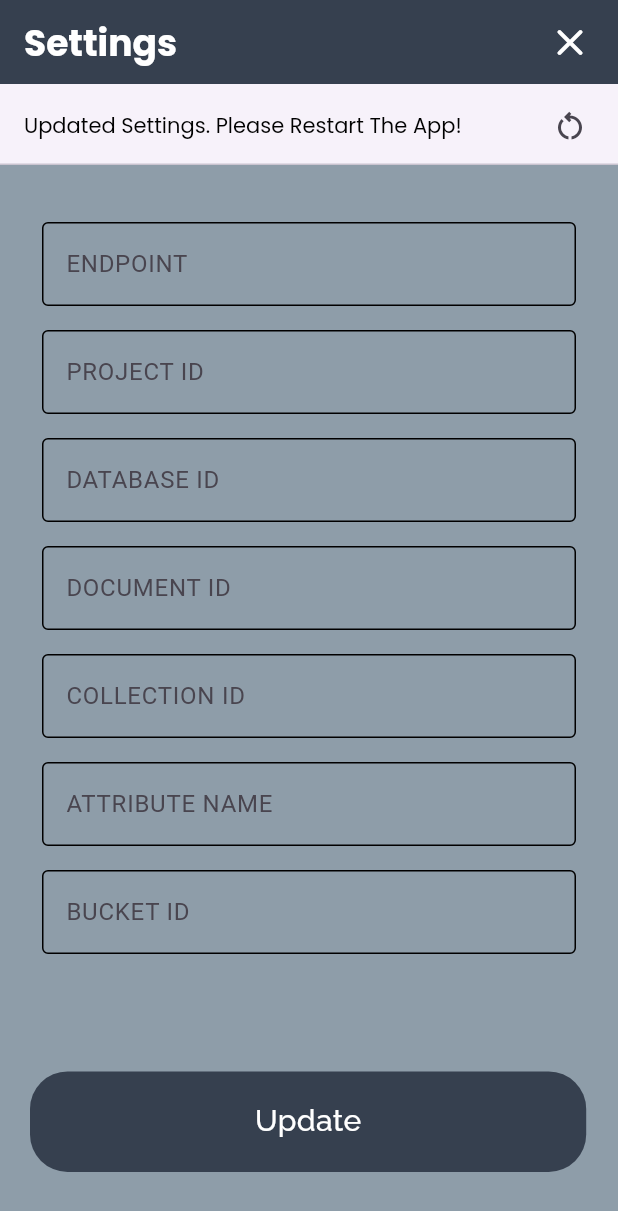
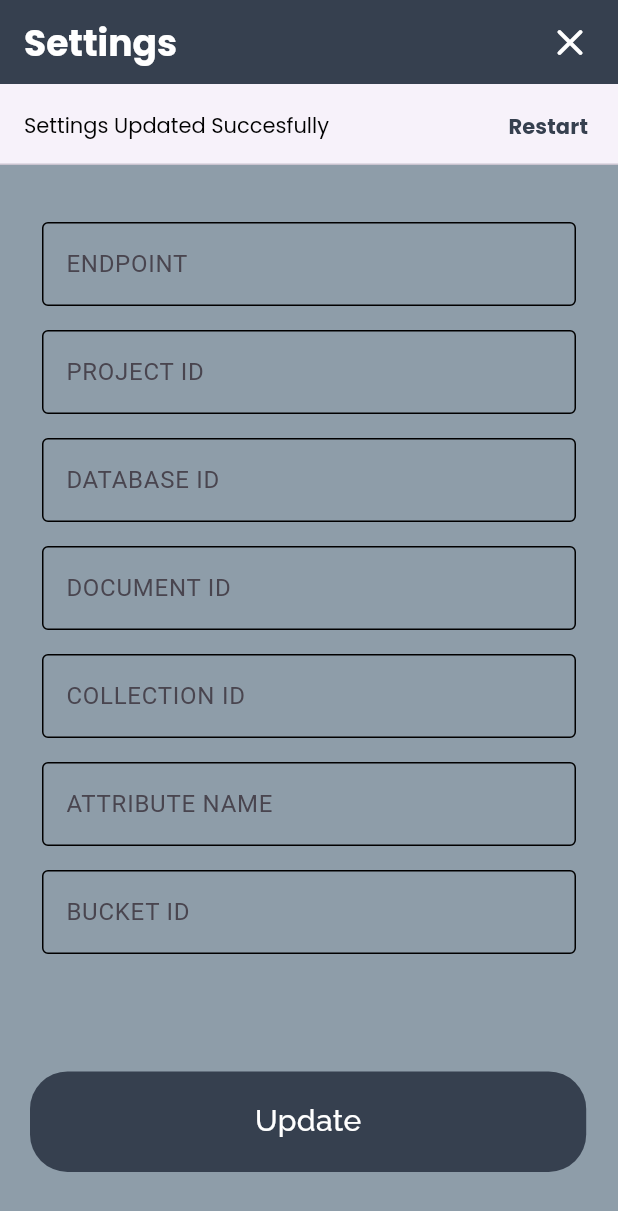
Before and after one commit to Ram3ez/ClipFile, a Flutter app: the SettingsPage screen opened directly, after a tap on "Update", on a phone screen of 412 x 824 dp. Shown: the top 1211 px of the screen. Run offline on Flutter 3.47's test engine with Material 3 defaults, Android fonts, the phone set to English and light mode, and no system bars; our stand-ins replace appwrite, file_picker, google_fonts, hive_flutter, image_picker, liquid_pull_to_refresh and 1 more; missing offline and left inert: quick_actions, restart_app, window_manager; accounts and stored records are empty; network calls fail.

Commit message:
misc updates to settings

```diff
--- a/lib/main.dart
+++ b/lib/main.dart
@@ -3,7 +3,6 @@ import 'package:clipfile/pages/settings_page.dart';
 import 'package:clipfile/secrets.dart';
 import 'package:file_picker/file_picker.dart';
 import 'package:flutter/material.dart';
-import 'package:google_fonts/google_fonts.dart';
 import 'package:hive_flutter/hive_flutter.dart';
 import 'package:provider/provider.dart';
 import 'package:clipfile/providers/clip_data_provider.dart';
@@ -86,7 +85,6 @@ class _MainAppState extends State<MainApp> {
   void initHive() async {
     Box<String> settingsBox = Hive.box("settings");
     if (settingsBox.isEmpty) {
-      print("Empty");
       settingsBox.put("endpoint", Secrets.endpoint);
       settingsBox.put("projectID", Secrets.projectID);
       settingsBox.put("databaseID", Secrets.databaseID);
--- a/lib/pages/settings_page.dart
+++ b/lib/pages/settings_page.dart
@@ -3,9 +3,9 @@ import 'dart:io';
 import 'package:clipfile/components/custom_button.dart';
 import 'package:clipfile/components/custom_text_field.dart';
 import 'package:flutter/material.dart';
+import 'package:flutter/services.dart';
 import 'package:google_fonts/google_fonts.dart';
 import 'package:hive_flutter/hive_flutter.dart';
-import 'package:flutter_exit_app/flutter_exit_app.dart';
 import 'package:restart_app/restart_app.dart';
 
 class SettingsPage extends StatefulWidget {
@@ -39,8 +39,13 @@ class _SettingsPageState extends State<SettingsPage> {
         color: Colors.black,
       ),
       actions: [
-        IconButton(
+        isUpdated
+            ? TextButton(
                 onPressed: () {
+                  if (Platform.isWindows) {
+                    exit(1);
+                  }
+
                   if (Platform.isAndroid || Platform.isIOS) {
                     //isUpdated ? FlutterExitApp.exitApp() : 1;
                     isUpdated
@@ -50,6 +55,17 @@ class _SettingsPageState extends State<SettingsPage> {
                           )
                         : 1;
                   }
+                  ScaffoldMessenger.of(context).hideCurrentMaterialBanner();
+                },
+                child: Text(
+                  "Restart",
+                  style: GoogleFonts.poppins(
+                    fontWeight: FontWeight.bold,
+                    color: Theme.of(context).secondaryHeaderColor,
+                  ),
+                ))
+            : IconButton(
+                onPressed: () {
                   ScaffoldMessenger.of(context).hideCurrentMaterialBanner();
                 },
                 icon: isUpdated && (Platform.isIOS || Platform.isAndroid)
@@ -64,6 +80,7 @@ class _SettingsPageState extends State<SettingsPage> {
     return Scaffold(
       appBar: AppBar(
         automaticallyImplyLeading: false,
+        centerTitle: false,
         backgroundColor: Theme.of(context).secondaryHeaderColor,
         title: Text(
           "Settings",
@@ -217,14 +234,13 @@ class _SettingsPageState extends State<SettingsPage> {
                                 setState(() {});
                                 ScaffoldMessenger.of(context)
                                     .showMaterialBanner(
-                                  banner(
-                                      "Updated Settings. Please Restart The App!",
+                                  banner("Settings Updated Succesfully",
                                       isUpdated),
                                 );
                               } else {
                                 ScaffoldMessenger.of(context)
                                     .showMaterialBanner(
-                                  banner("No Values to Update", isUpdated),
+                                  banner("No Changes", isUpdated),
                                 );
                               }
                             }
```
Also changed, not shown: lib/config.dart (+0 -10 lines). Lines whose indentation alone changed are shown as unchanged.
